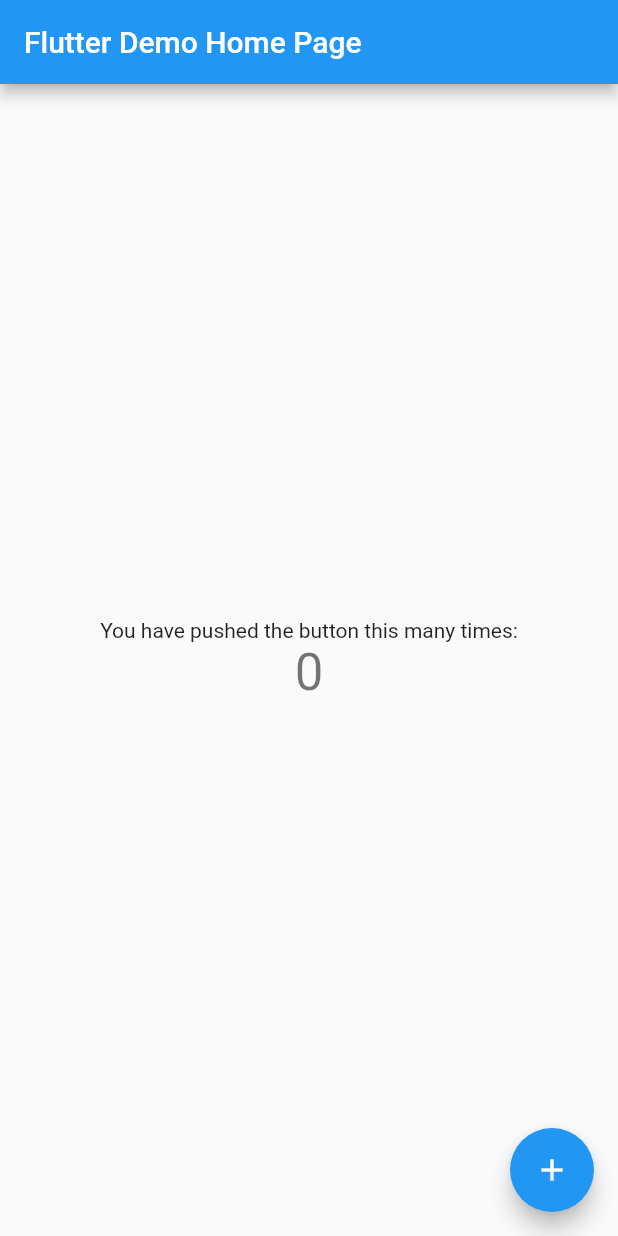
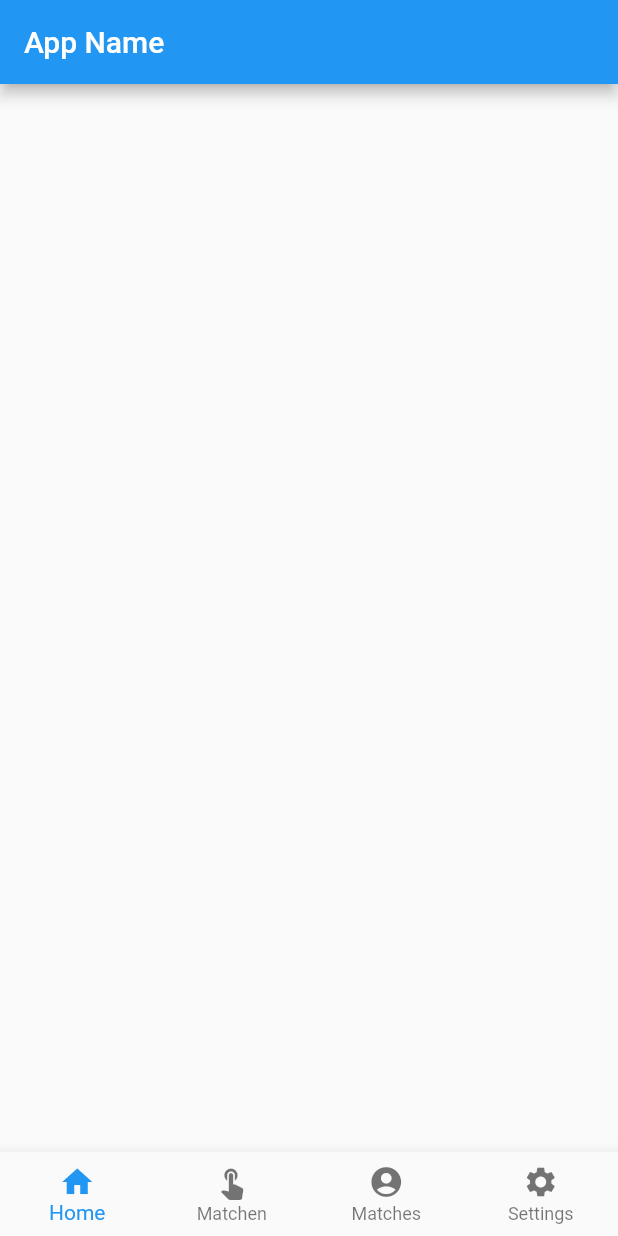
Before and after one commit to ErikFabian/Informatinder_frontend, a Flutter app: the screen it shows after launch, on a phone screen of 412 x 824 dp. Run offline on Flutter 3.47's test engine with Material 2 defaults, Android fonts, the phone set to English and light mode, and no system bars.

Commit message:
Add Nav Bar

```diff
--- /dev/null
+++ b/lib/bottomNavBar.dart
@@ -0,0 +1,50 @@
+import 'package:flutter/material.dart';
+import 'package:frontend_flutter/main.dart';
+import 'package:frontend_flutter/matchingPage.dart';
+import 'package:frontend_flutter/matchesPage.dart';
+import 'package:frontend_flutter/settingsPage.dart';
+
+class bottomNavBar extends StatelessWidget {
+  @override
+  Widget build(BuildContext context) {
+    return BottomNavigationBar(
+        type: BottomNavigationBarType.fixed,
+        onTap: (index) {
+          switch (index) {
+            case 1: //Matchen Page
+              Navigator.pushReplacementNamed(context, matchingPage.routeName,
+                  arguments: "");
+              break;
+            case 2: //Matchen Page
+              Navigator.pushReplacementNamed(context, matchesPage.routeName,
+                  arguments: "");
+              break;
+            case 3: //Matchen Page
+              Navigator.pushReplacementNamed(context, settingsPage.routeName,
+                  arguments: "");
+              break;
+            default: // Home Page
+              Navigator.pushReplacementNamed(context, MyHomePage.routeName,
+                  arguments: "");
+          }
+        },
+        items: const [
+          BottomNavigationBarItem(
+            icon: Icon(Icons.home),
+            label: 'Home',
+          ),
+          BottomNavigationBarItem(
+            icon: Icon(Icons.touch_app),
+            label: 'Matchen',
+          ),
+          BottomNavigationBarItem(
+            icon: Icon(Icons.account_circle),
+            label: 'Matches',
+          ),
+          BottomNavigationBarItem(
+            icon: Icon(Icons.settings),
+            label: 'Settings',
+          )
+        ]);
+  }
+}
--- a/lib/main.dart
+++ b/lib/main.dart
@@ -1,115 +1,72 @@
 import 'package:flutter/material.dart';
+import 'package:frontend_flutter/matchingPage.dart';
+import 'package:frontend_flutter/matchesPage.dart';
+import 'package:frontend_flutter/settingsPage.dart';
+import 'package:frontend_flutter/bottomNavBar.dart';
 
 void main() {
-  runApp(const MyApp());
+  runApp(MyApp());
 }
 
 class MyApp extends StatelessWidget {
-  const MyApp({Key? key}) : super(key: key);
-
-  // This widget is the root of your application.
   @override
   Widget build(BuildContext context) {
     return MaterialApp(
-      title: 'Flutter Demo',
+      //Routes
+      routes: <String, WidgetBuilder>{
+        MyHomePage.routeName: (context) => MyHomePage(),
+        matchingPage.routeName: (context) => matchingPage(),
+        matchesPage.routeName: (context) => matchesPage(),
+        settingsPage.routeName: (context) => settingsPage(),
+      },
+      initialRoute: MyHomePage.routeName,
+
+      onGenerateRoute: (RouteSettings settings) {
+        var page;
+        String routeName = settings.name.toString();
+        switch (routeName) {
+          case matchingPage.routeName:
+            page = matchingPage(
+              data: settings.arguments,
+            );
+            return MaterialPageRoute(builder: (context) => page);
+        }
+      },
+      onUnknownRoute: (RouteSettings settings) {
+        var page;
+        page = MyHomePage();
+
+        return MaterialPageRoute(builder: (context) => page);
+      },
+
+      title: 'Generated App',
       theme: ThemeData(
-        // This is the theme of your application.
-        //
-        // Try running your application with "flutter run". You'll see the
-        // application has a blue toolbar. Then, without quitting the app, try
-        // changing the primarySwatch below to Colors.green and then invoke
-        // "hot reload" (press "r" in the console where you ran "flutter run",
-        // or simply save your changes to "hot reload" in a Flutter IDE).
-        // Notice that the counter didn't reset back to zero; the application
-        // is not restarted.
         primarySwatch: Colors.blue,
+        primaryColor: const Color(0xFF2196f3),
+        canvasColor: const Color(0xFFfafafa),
       ),
-      home: const MyHomePage(title: 'Flutter Demo Home Page'),
     );
   }
 }
 
 class MyHomePage extends StatefulWidget {
-  const MyHomePage({Key? key, required this.title}) : super(key: key);
+  MyHomePage({Key? key, this.title}) : super(key: key);
+  static const String routeName = "/";
 
-  // This widget is the home page of your application. It is stateful, meaning
-  // that it has a State object (defined below) that contains fields that affect
-  // how it looks.
-
-  // This class is the configuration for the state. It holds the values (in this
-  // case the title) provided by the parent (in this case the App widget) and
-  // used by the build method of the State. Fields in a Widget subclass are
-  // always marked "final".
-
-  final String title;
+  final String? title;
 
   @override
-  State<MyHomePage> createState() => _MyHomePageState();
+  _MyHomePageState createState() => _MyHomePageState();
 }
 
 class _MyHomePageState extends State<MyHomePage> {
-  int _counter = 0;
-
-  void _incrementCounter() {
-    setState(() {
-      // This call to setState tells the Flutter framework that something has
-      // changed in this State, which causes it to rerun the build method below
-      // so that the display can reflect the updated values. If we changed
-      // _counter without calling setState(), then the build method would not be
-      // called again, and so nothing would appear to happen.
-      _counter++;
-    });
-  }
-
   @override
   Widget build(BuildContext context) {
-    // This method is rerun every time setState is called, for instance as done
-    // by the _incrementCounter method above.
-    //
-    // The Flutter framework has been optimized to make rerunning build methods
-    // fast, so that you can just rebuild anything that needs updating rather
-    // than having to individually change instances of widgets.
     return Scaffold(
       appBar: AppBar(
-        // Here we take the value from the MyHomePage object that was created by
-        // the App.build method, and use it to set our appbar title.
-        title: Text(widget.title),
+        title: const Text('App Name'),
       ),
-      body: Center(
-        // Center is a layout widget. It takes a single child and positions it
-        // in the middle of the parent.
-        child: Column(
-          // Column is also a layout widget. It takes a list of children and
-          // arranges them vertically. By default, it sizes itself to fit its
-          // children horizontally, and tries to be as tall as its parent.
-          //
-          // Invoke "debug painting" (press "p" in the console, choose the
-          // "Toggle Debug Paint" action from the Flutter Inspector in Android
-          // Studio, or the "Toggle Debug Paint" command in Visual Studio Code)
-          // to see the wireframe for each widget.
-          //
-          // Column has various properties to control how it sizes itself and
-          // how it positions its children. Here we use mainAxisAlignment to
-          // center the children vertically; the main axis here is the vertical
-          // axis because Columns are vertical (the cross axis would be
-          // horizontal).
-          mainAxisAlignment: MainAxisAlignment.center,
-          children: <Widget>[
-            const Text(
-              'You have pushed the button this many times:',
-            ),
-            Text(
-              '$_counter',
-              style: Theme.of(context).textTheme.headline4,
-            ),
-          ],
-        ),
-      ),
-      floatingActionButton: FloatingActionButton(
-        onPressed: _incrementCounter,
-        tooltip: 'Increment',
-        child: const Icon(Icons.add),
-      ), // This trailing comma makes auto-formatting nicer for build methods.
+      bottomNavigationBar: bottomNavBar(),
     );
   }
 }
```
Also changed, not shown: lib/matchesPage.dart (added, +19 -0 lines), lib/matchingPage.dart (added, +19 -0 lines), lib/settingsPage.dart (added, +19 -0 lines), 1 other file.
